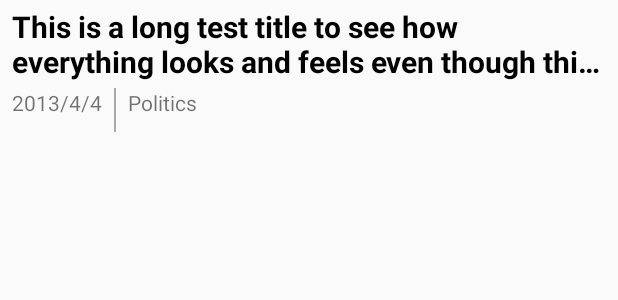
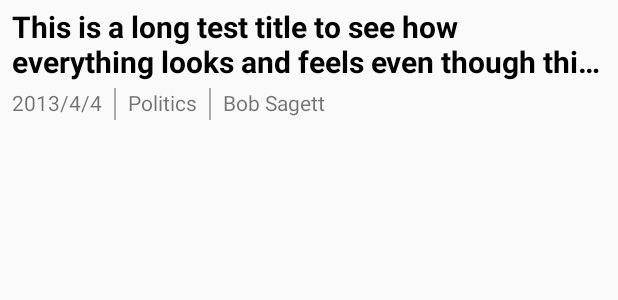
Before and after one commit to bqfix/Newsworthy, an Android app: the layout news_list_item.xml on its own in the app's theme, with its tools: preview values and no code run, on a phone screen of 412 x 824 dp. Shown: the top 300 px of the screen. Run offline under Robolectric (Android 15) with nearby library versions, the phone set to English and light mode, and no system bars.

Commit message:
Added author
Added Author, and fixed a textSize that had dp instead of sp, and some minor visual polish

```diff
--- a/app/src/main/java/com/example/android/newsworthy/MainActivity.java
+++ b/app/src/main/java/com/example/android/newsworthy/MainActivity.java
@@ -205,7 +205,11 @@ public class MainActivity extends AppCompatActivity implements NewsStoriesAdapte
         if (query != null && query != "") {
             uriBuilder.appendQueryParameter("q", query);
         }
+        //Necessary param to access the api
         uriBuilder.appendQueryParameter("api-key", "test");
+
+        //Necessary param to also get the contributor tag, which holds the author data (for later parsing)
+        uriBuilder.appendQueryParameter("show-tags", "contributor");
 
         Uri builtUri = uriBuilder.build();
 
--- a/app/src/main/java/com/example/android/newsworthy/NewsStoriesAdapter.java
+++ b/app/src/main/java/com/example/android/newsworthy/NewsStoriesAdapter.java
@@ -28,6 +28,7 @@ public class NewsStoriesAdapter extends RecyclerView.Adapter<NewsStoriesAdapter.
         TextView mTitleView;
         TextView mDateView;
         TextView mSectionView;
+        TextView mAuthorView;
 
         public NewsStoriesAdapterViewHolder(@NonNull View itemView) {
             super(itemView);
@@ -35,6 +36,7 @@ public class NewsStoriesAdapter extends RecyclerView.Adapter<NewsStoriesAdapter.
             mTitleView = (TextView) itemView.findViewById(R.id.title_text_view);
             mDateView = (TextView) itemView.findViewById(R.id.date_text_view);
             mSectionView = (TextView) itemView.findViewById(R.id.section_text_view);
+            mAuthorView = (TextView) itemView.findViewById(R.id.author_text_view);
 
             itemView.setOnClickListener(this);
         }
@@ -68,6 +70,7 @@ public class NewsStoriesAdapter extends RecyclerView.Adapter<NewsStoriesAdapter.
         newsStoriesAdapterViewHolder.mTitleView.setText(newsStory.getTitle());
         newsStoriesAdapterViewHolder.mDateView.setText(newsStory.getFormattedDate());
         newsStoriesAdapterViewHolder.mSectionView.setText(newsStory.getSection());
+        newsStoriesAdapterViewHolder.mAuthorView.setText(newsStory.getAuthor());
     }
 
     @Override
--- a/app/src/main/res/layout/activity_preferences.xml
+++ b/app/src/main/res/layout/activity_preferences.xml
@@ -14,6 +14,6 @@
         android:padding="8dp"
         android:text="@string/about"
         android:textColor="@android:color/black"
-        android:textSize="16dp" />
+        android:textSize="16sp" />
 
 </LinearLayout>
--- a/app/src/main/res/layout/news_list_item.xml
+++ b/app/src/main/res/layout/news_list_item.xml
@@ -41,7 +41,8 @@
         <View
             android:layout_width="1dp"
             android:layout_height="wrap_content"
-            android:background="@android:color/darker_gray"/>
+            android:background="@android:color/darker_gray"
+            android:layout_marginBottom="8dp"/>
 
         <TextView
             android:id="@+id/section_text_view"
@@ -49,7 +50,22 @@
             android:layout_height="wrap_content"
             android:gravity="top"
             android:paddingLeft="8dp"
-            tools:text="Politics" />
+            tools:text="Politics"
+            android:paddingRight="8dp"/>
+
+        <View
+            android:layout_width="1dp"
+            android:layout_height="wrap_content"
+            android:background="@android:color/darker_gray"
+            android:layout_marginBottom="8dp"/>
+
+        <TextView
+            android:id="@+id/author_text_view"
+            android:layout_width="wrap_content"
+            android:layout_height="wrap_content"
+            android:gravity="top"
+            android:paddingLeft="8dp"
+            tools:text="Bob Sagett" />
 
     </LinearLayout>
 
```
Also changed, not shown: app/src/main/java/com/example/android/newsworthy/NetworkUtils.java (+12 -1 lines), app/src/main/java/com/example/android/newsworthy/NewsStory.java (+7 -1 lines).
